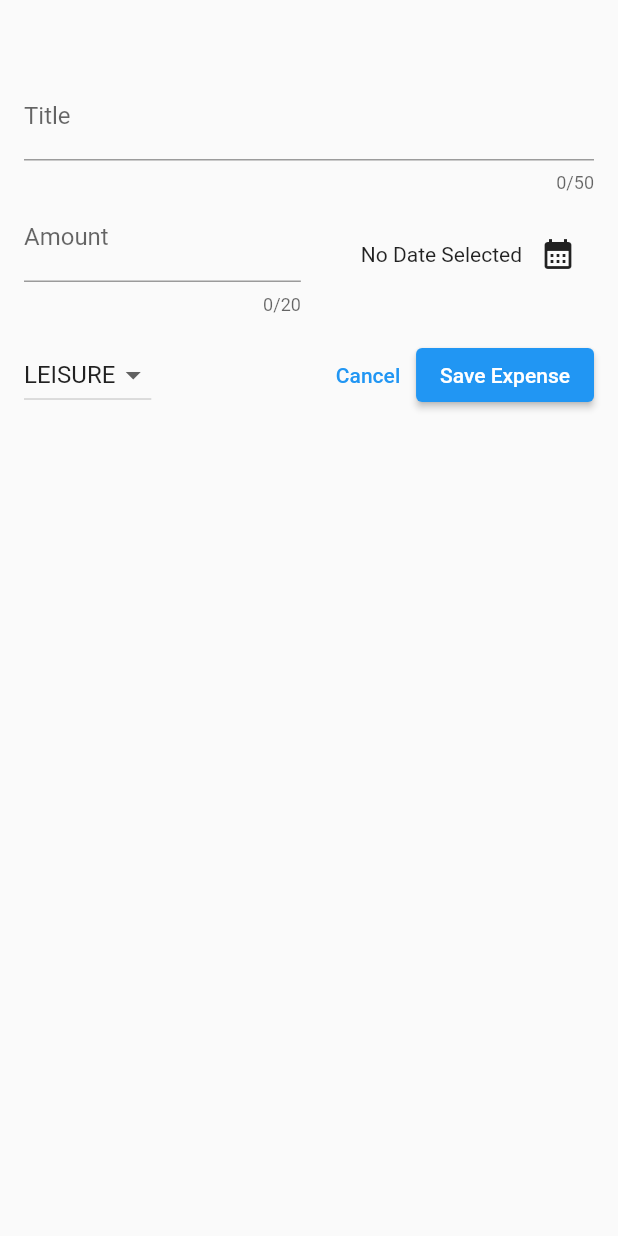
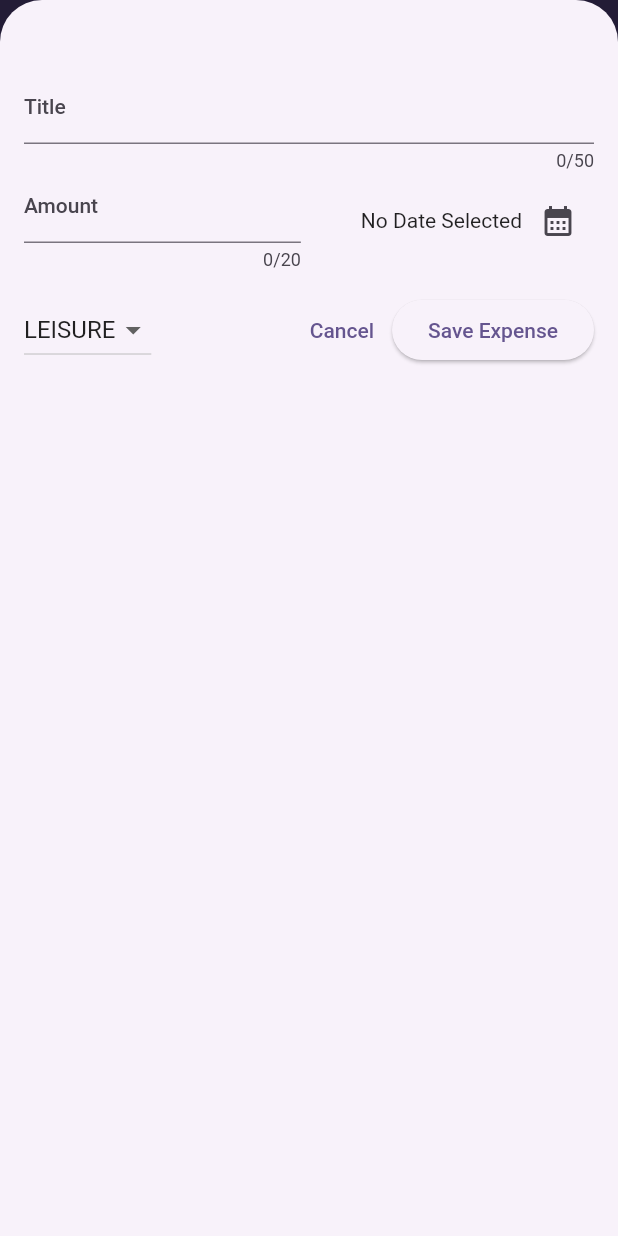
Before and after one commit to abdGhost/Expense_app, a Flutter app: the screen it shows after launch, after a tap on the "add" icon, on a phone screen of 412 x 824 dp. Run offline on Flutter 3.47's test engine with Material 2 defaults, Android fonts, the phone set to English and light mode, and no system bars.

Commit message:
Added theme for the application

```diff
--- a/lib/main.dart
+++ b/lib/main.dart
@@ -2,10 +2,22 @@ import 'package:flutter/material.dart';
 
 import 'package:expense_app/widgets/expenses.dart';
 
+var kColorScheme = ColorScheme.fromSeed(
+  seedColor: const Color.fromARGB(255, 96, 59, 181),
+);
+
 void main() {
   runApp(
-    const MaterialApp(
-      home: Expenses(),
+    MaterialApp(
+      theme: ThemeData().copyWith(
+        useMaterial3: true,
+        colorScheme: kColorScheme,
+        appBarTheme: AppBarTheme(
+          backgroundColor: kColorScheme.onPrimaryContainer,
+          foregroundColor: kColorScheme.onPrimary,
+        ),
+      ),
+      home: const Expenses(),
     ),
   );
 }
--- a/lib/widgets/expenses.dart
+++ b/lib/widgets/expenses.dart
@@ -43,8 +43,39 @@ class _ExpensesState extends State<Expenses> {
     });
   }
 
+  void _removeExpense(Expense expense) {
+    final expenseIndex = _registeredExpenses.indexOf(expense);
+    setState(() {
+      _registeredExpenses.remove(expense);
+    });
+    ScaffoldMessenger.of(context).clearSnackBars();
+    ScaffoldMessenger.of(context).showSnackBar(
+      SnackBar(
+        content: const Text('Expense Deleted'),
+        action: SnackBarAction(
+          label: 'Undo',
+          onPressed: () {
+            setState(() {
+              _registeredExpenses.insert(expenseIndex, expense);
+            });
+          },
+        ),
+      ),
+    );
+  }
+
   @override
   Widget build(BuildContext context) {
+    Widget mainContent = const Center(
+      child: Text('No expense available, Add Some Expenses'),
+    );
+
+    if (_registeredExpenses.isNotEmpty) {
+      mainContent = ExpensesListWidget(
+        expenses: _registeredExpenses,
+        onRemoveExpense: _removeExpense,
+      );
+    }
     return Scaffold(
       appBar: AppBar(
         title: const Text("Expenses Tracker"),
@@ -59,9 +90,7 @@ class _ExpensesState extends State<Expenses> {
         children: [
           const Text('Chart'),
           Expanded(
-            child: ExpensesListWidget(
-              expenses: _registeredExpenses,
-            ),
+            child: mainContent,
           ),
         ],
       ),
--- a/lib/widgets/expenses_list/expenses_list_widget.dart
+++ b/lib/widgets/expenses_list/expenses_list_widget.dart
@@ -3,15 +3,27 @@ import 'package:expense_app/widgets/expenses_list/expenses_item_widget.dart';
 import 'package:flutter/material.dart';
 
 class ExpensesListWidget extends StatelessWidget {
-  const ExpensesListWidget({super.key, required this.expenses});
+  const ExpensesListWidget({
+    super.key,
+    required this.expenses,
+    required this.onRemoveExpense,
+  });
+
+  final void Function(Expense expense) onRemoveExpense;
 
   final List<Expense> expenses;
   @override
   Widget build(BuildContext context) {
     return ListView.builder(
       itemCount: expenses.length,
-      itemBuilder: (ctx, index) => ExpensesItemWidget(
-        expenses[index],
+      itemBuilder: (ctx, index) => Dismissible(
+        key: ValueKey(expenses[index]),
+        onDismissed: (direction) {
+          onRemoveExpense(expenses[index]);
+        },
+        child: ExpensesItemWidget(
+          expenses[index],
+        ),
       ),
     );
   }
```
